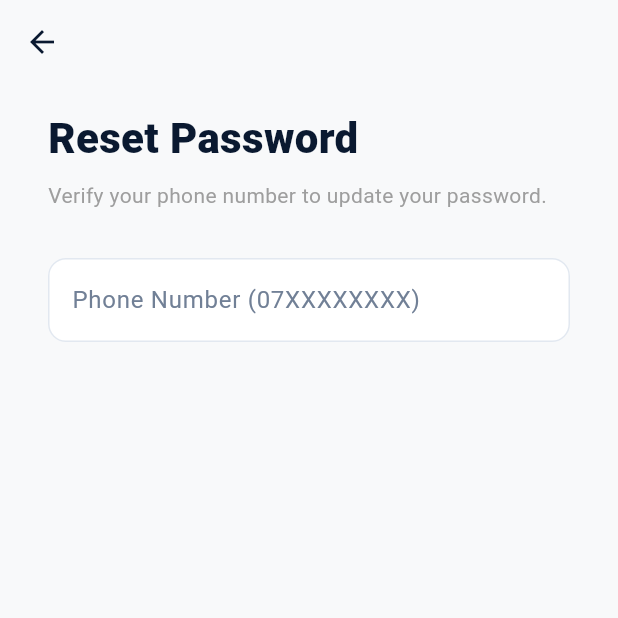
After one commit to SadeshRaj/V-Sense, a Flutter app: the ForgotPasswordScreen screen opened directly, on a phone screen of 412 x 824 dp, the top half of it. The commit adds this screen. Run offline on Flutter 3.47's test engine with Material 3 defaults, Android fonts, the phone set to English and light mode, and no system bars; our stand-ins replace flutter_dotenv, flutter_secure_storage; accounts and stored records are empty; network calls fail.

Commit message:
Added OTP Verification

```diff
--- /dev/null
+++ b/mobile/lib/features/auth/screens/ForgotPasswordScreen.dart
@@ -0,0 +1,183 @@
+import 'package:flutter/material.dart';
+import 'dart:convert';
+import 'package:http/http.dart' as http;
+import '../../../core/config/env_config.dart';
+
+class ForgotPasswordScreen extends StatefulWidget {
+  const ForgotPasswordScreen({super.key});
+  @override
+  State<ForgotPasswordScreen> createState() => _ForgotPasswordScreenState();
+}
+
+class _ForgotPasswordScreenState extends State<ForgotPasswordScreen> {
+  final _phoneController = TextEditingController();
+  final _otpController = TextEditingController();
+  final _passwordController = TextEditingController();
+
+  bool _isOtpSent = false;
+  bool _isPhoneVerified = false;
+  bool _isLoading = false;
+  bool _isOtpLoading = false;
+
+  Future<void> _sendOtp() async {
+    if (!RegExp(r'^07\d{8}$').hasMatch(_phoneController.text)) {
+      _showError('Enter a valid 10-digit phone number starting with 07');
+      return;
+    }
+
+    setState(() => _isOtpLoading = true);
+    try {
+      final response = await http.post(
+        Uri.parse('${EnvConfig.apiUrl}/auth/forgot-password-otp'),
+        headers: {'Content-Type': 'application/json'},
+        body: jsonEncode({'phoneNumber': _phoneController.text}),
+      );
+
+      if (response.statusCode == 200) {
+        setState(() => _isOtpSent = true);
+        ScaffoldMessenger.of(context).showSnackBar(const SnackBar(content: Text('OTP Sent!'), backgroundColor: Colors.green, behavior: SnackBarBehavior.floating));
+      } else {
+        _showError(jsonDecode(response.body)['message'] ?? 'Failed to send OTP');
+      }
+    } catch (e) {
+      _showError('Connection error.');
+    } finally {
+      setState(() => _isOtpLoading = false);
+    }
+  }
+
+  Future<void> _verifyOtp(String otp) async {
+    try {
+      final response = await http.post(
+        Uri.parse('${EnvConfig.apiUrl}/auth/verify-forgot-password-otp'),
+        headers: {'Content-Type': 'application/json'},
+        body: jsonEncode({'phoneNumber': _phoneController.text, 'otp': otp}),
+      );
+
+      if (response.statusCode == 200) {
+        setState(() {
+          _isPhoneVerified = true;
+          _isOtpSent = false; // Hide OTP field
+        });
+        ScaffoldMessenger.of(context).showSnackBar(const SnackBar(content: Text('Phone Verified! You can now reset your password.'), backgroundColor: Colors.green, behavior: SnackBarBehavior.floating));
+      } else {
+        _showError(jsonDecode(response.body)['message'] ?? 'Invalid OTP');
+      }
+    } catch (e) {
+      _showError('Connection error.');
+    }
+  }
+
+  Future<void> _resetPassword() async {
+    if (!_isPhoneVerified) {
+      _showError('Please verify your phone number first.');
+      return;
+    }
+
+    if (_passwordController.text.length < 6) {
+      _showError('Password must be at least 6 characters');
+      return;
+    }
+
+    setState(() => _isLoading = true);
+    try {
+      final response = await http.post(
+        Uri.parse('${EnvConfig.apiUrl}/auth/reset-password'),
+        headers: {'Content-Type': 'application/json'},
+        body: jsonEncode({
+          'phoneNumber': _phoneController.text,
+          'newPassword': _passwordController.text
+        }),
+      );
+
+      if (response.statusCode == 200) {
+        if (mounted) {
+          ScaffoldMessenger.of(context).showSnackBar(const SnackBar(content: Text('Password Reset Successful!'), backgroundColor: Colors.green, behavior: SnackBarBehavior.floating));
+          Navigator.pop(context); // Send them back to Login Screen
+        }
+      } else {
+        _showError(jsonDecode(response.body)['message'] ?? 'Reset failed');
+      }
+    } catch (e) {
+      _showError('Connection error.');
+    } finally {
+      setState(() => _isLoading = false);
+    }
+  }
+
+  void _showError(String message) {
+    ScaffoldMessenger.of(context).showSnackBar(SnackBar(content: Text(message), backgroundColor: Colors.redAccent, behavior: SnackBarBehavior.floating));
+  }
+
+  @override
+  Widget build(BuildContext context) {
+    return Scaffold(
+      appBar: AppBar(
+        backgroundColor: Colors.transparent,
+        elevation: 0,
+        iconTheme: const IconThemeData(color: Color(0xFF0A1930)),
+      ),
+      body: SafeArea(
+        child: SingleChildScrollView(
+          padding: const EdgeInsets.symmetric(horizontal: 32.0, vertical: 16.0),
+          child: Column(
+            crossAxisAlignment: CrossAxisAlignment.stretch,
+            children: [
+              const Text('Reset Password', style: TextStyle(fontSize: 28, fontWeight: FontWeight.w800, color: Color(0xFF0A1930))),
+              const SizedBox(height: 8),
+              const Text('Verify your phone number to update your password.', style: TextStyle(color: Colors.grey)),
+              const SizedBox(height: 32),
+
+              TextField(
+                controller: _phoneController,
+                keyboardType: TextInputType.phone,
+                enabled: !_isPhoneVerified,
+                onChanged: (v) => setState(() {}),
+                decoration: InputDecoration(
+                  labelText: 'Phone Number (07XXXXXXXX)',
+                  suffixIcon: _isPhoneVerified
+                      ? const Icon(Icons.check_circle, color: Colors.green)
+                      : (_phoneController.text.length == 10)
+                          ? TextButton(
+                              onPressed: _isOtpLoading ? null : _sendOtp,
+                              child: _isOtpLoading
+                                ? const SizedBox(width: 16, height: 16, child: CircularProgressIndicator(strokeWidth: 2))
+                                : Text(_isOtpSent ? 'Resend' : 'Get OTP'),
+                            )
+                          : null,
+                ),
+              ),
+
+              if (_isOtpSent && !_isPhoneVerified) ...[
+                const SizedBox(height: 16),
+                TextField(
+                  controller: _otpController,
+                  keyboardType: TextInputType.number,
+                  maxLength: 4,
+                  decoration: const InputDecoration(labelText: 'Enter 4-digit OTP'),
+                  onChanged: (v) {
+                    if (v.length == 4) _verifyOtp(v);
+                  },
+                ),
+              ],
+
+              if (_isPhoneVerified) ...[
+                const SizedBox(height: 16),
+                TextField(
+                  controller: _passwordController,
+                  obscureText: true,
+                  decoration: const InputDecoration(labelText: 'New Password'),
+                ),
+                const SizedBox(height: 32),
+
+                _isLoading
+                    ? const Center(child: CircularProgressIndicator(color: Color(0xFF0A1930)))
+                    : ElevatedButton(onPressed: _resetPassword, child: const Text('RESET PASSWORD')),
+              ],
+            ],
+          ),
+        ),
+      ),
+    );
+  }
+}
```
Also changed, not shown: mobile/lib/features/auth/screens/login_screen.dart (+9 -1 lines), mobile/lib/features/auth/screens/register_screen.dart (+90 -2 lines).
